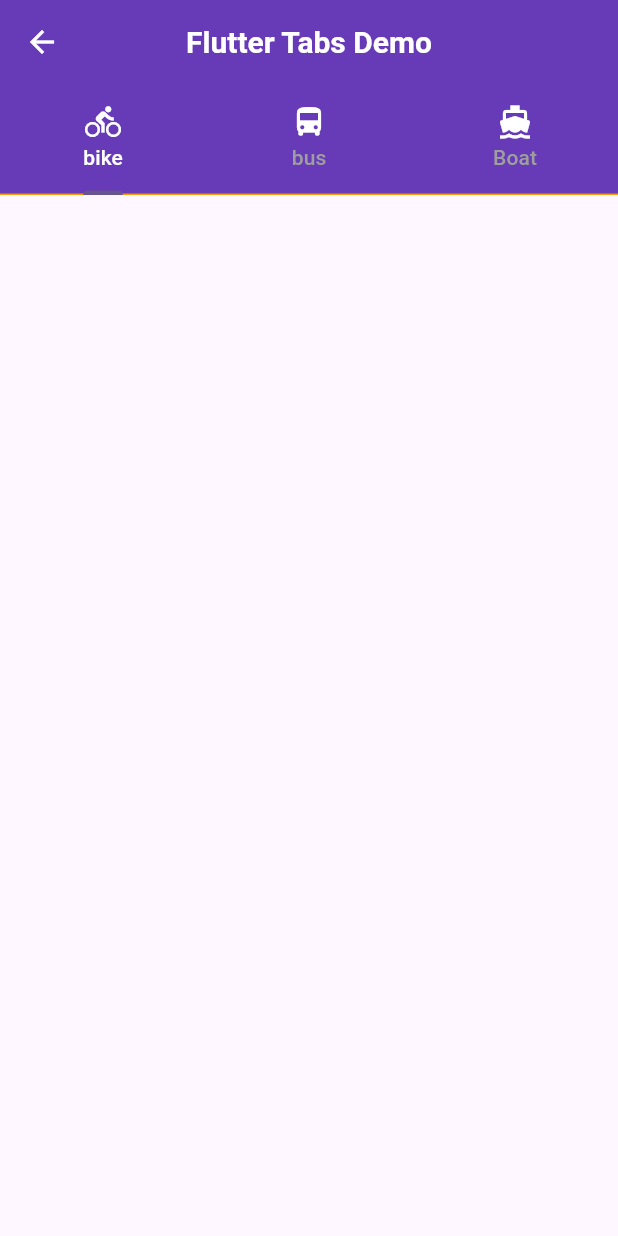
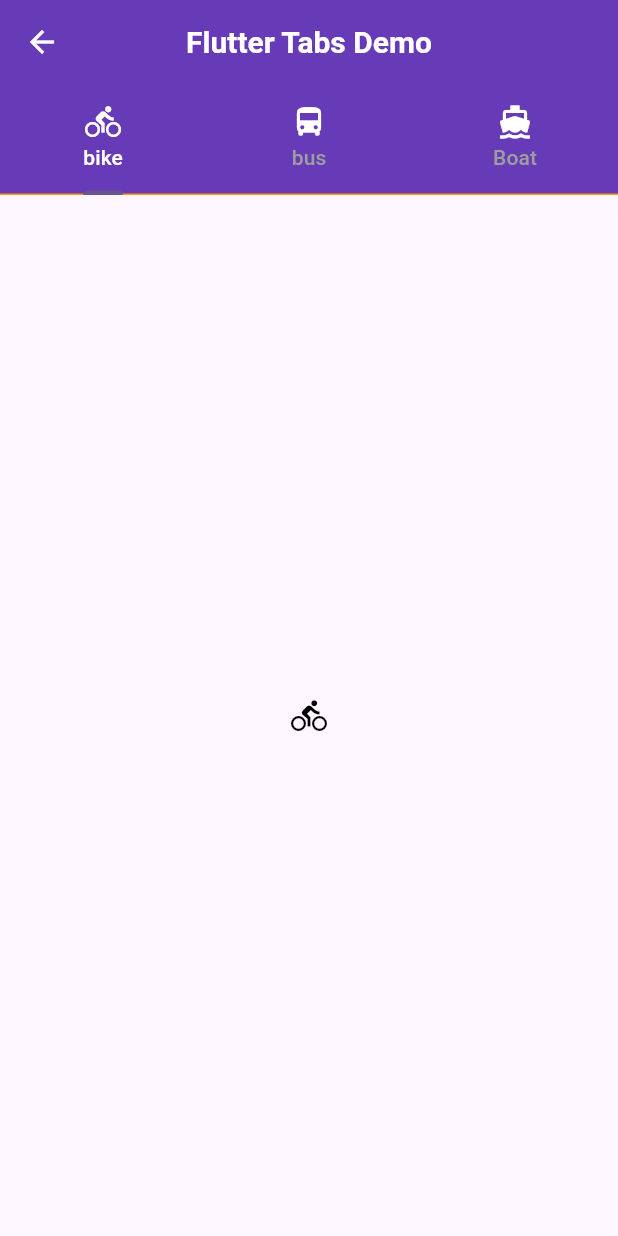
Before and after one commit to SerpenTaki/key_gen_app, a Flutter app: the Tabbare screen opened directly, on a phone screen of 412 x 824 dp. Run offline on Flutter 3.47's test engine with Material 3 defaults, Android fonts, the phone set to English and light mode, and no system bars; our stand-ins replace google_fonts.

Commit message:
Update _tabs.dart

```diff
--- a/key_gen_app/lib/screens/_tabs.dart
+++ b/key_gen_app/lib/screens/_tabs.dart
@@ -1,4 +1,7 @@
 import 'package:flutter/material.dart';
+import 'package:key_gen_app/screens/PrimaPagina.dart';
+import 'package:key_gen_app/screens/Carta.dart';
+import 'package:key_gen_app/screens/Sliddare.dart';
 
 class Tabbare extends StatefulWidget {
   const Tabbare({super.key});
@@ -22,19 +25,40 @@ class _TabbareState extends State<Tabbare> {
             fontSize: 20,
           ),
           centerTitle: true,
-          bottom: const TabBar(
+          flexibleSpace: Column(
+            mainAxisAlignment: MainAxisAlignment.end,
+            children: [
+             // Text("Flutter Tabs Demo", textAlign: TextAlign.center,),
+              //Se metti qui la tabbar non hai problemi e non fa lo spazio sopra brutto
+            ],
+          ),
+          bottom: TabBar(
+            //isScrollable: true, //per tanti elementi tipo 7 e otto
              // indicatorColor: Colors.white,
               labelColor: Colors.white,
               unselectedLabelColor: Colors.grey,
               automaticIndicatorColorAdjustment: true,
               dividerColor: Colors.orange,
-              tabs: [
+              //indicator: BoxDecoration(
+              //  borderRadius: BorderRadius.circular(50),
+              //  color: Colors.blue,
+              //),
+              tabs: const [
                 Tab(icon: Icon(Icons.directions_bike, color: Colors.white,), text: "bike",),
                 Tab(icon: Icon(Icons.directions_bus, color: Colors.white,), text: "bus",),
                 Tab(icon: Icon(Icons.directions_boat, color: Colors.white,), text: "Boat",),
               ]),
         ),
-        body: null,
+        body: TabBarView(
+          children: [
+            //Primapagina(),
+            //Carta(),
+            //Sliddare(), //Attenzione che importa l'intera pagina con tutti i suoi widget, floating action button e appbar
+            Icon(Icons.directions_bike, color: Colors.black,),
+            Icon(Icons.directions_bus, color: Colors.black,),
+            Icon(Icons.directions_boat, color: Colors.black,),
+          ],
+        ),
       ),
     );
   }
```
